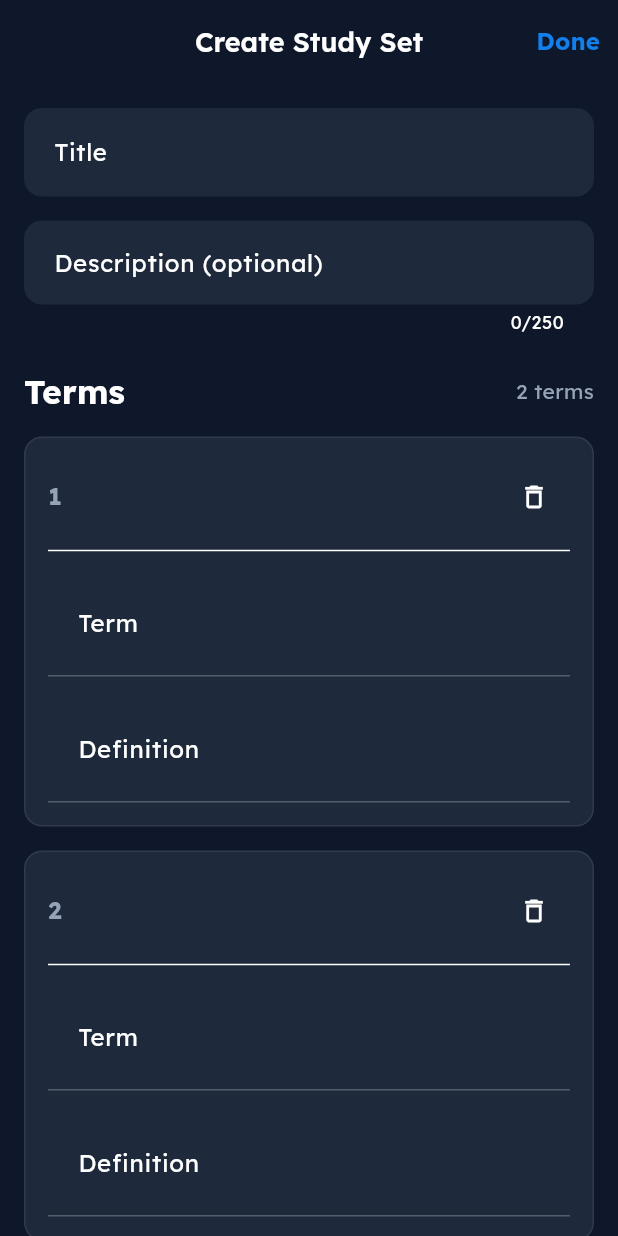
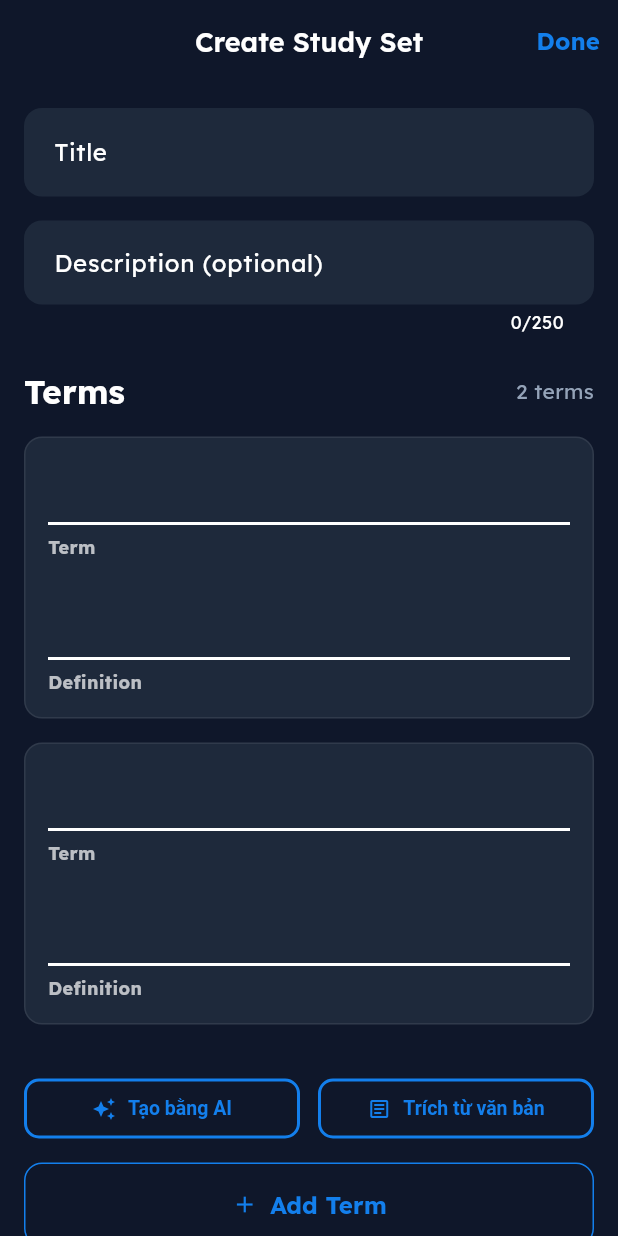
Before and after one commit to KayHuynhKaiChou/quizcard-mobile, a Flutter app: the CreateStudySetScreen screen opened by its route, on a phone screen of 412 x 824 dp. Run offline on Flutter 3.47's test engine with Material 3 defaults, Android fonts, the phone set to English and light mode, and no system bars; drawn by our look-alikes of flutter_slidable; our stand-ins replace cached_network_image, flutter_animate, flutter_secure_storage, flutter_svg, go_router, google_fonts and 1 more; accounts and stored records are empty.

Commit message:
UI: Refactor term input in CreateStudySetScreen to match Quizlet styling and implement flutter_slidable for swipe-to-delete

```diff
--- a/lib/screens/study_set/create_study_set_screen.dart
+++ b/lib/screens/study_set/create_study_set_screen.dart
@@ -1,4 +1,5 @@
 import 'package:flutter/material.dart';
+import 'package:flutter_slidable/flutter_slidable.dart';
 import 'package:go_router/go_router.dart';
 import 'package:provider/provider.dart';
 
@@ -137,6 +138,53 @@ class _CreateStudySetScreenState extends State<CreateStudySetScreen> {
     }
   }
 
+  Widget _buildQuizletInput({
+    required TextEditingController controller,
+    required String labelText,
+    Widget? trailingLabel,
+  }) {
+    return Column(
+      crossAxisAlignment: CrossAxisAlignment.start,
+      children: [
+        TextField(
+          controller: controller,
+          maxLines: null,
+          style: const TextStyle(fontSize: 18, color: Colors.white),
+          decoration: const InputDecoration(
+            filled: false,
+            fillColor: Colors.transparent,
+            isDense: true,
+            contentPadding: EdgeInsets.symmetric(vertical: 8),
+            border: UnderlineInputBorder(
+              borderSide: BorderSide(color: Colors.white, width: 2),
+            ),
+            enabledBorder: UnderlineInputBorder(
+              borderSide: BorderSide(color: Colors.white, width: 2),
+            ),
+            focusedBorder: UnderlineInputBorder(
+              borderSide: BorderSide(color: Colors.white, width: 3),
+            ),
+            // Override margins forced by appTheme
+          ),
+        ),
+        const SizedBox(height: 6),
+        Row(
+          mainAxisAlignment: MainAxisAlignment.spaceBetween,
+          children: [
+            Text(
+              labelText,
+              style: const TextStyle(
+                  fontSize: 12,
+                  fontWeight: FontWeight.bold,
+                  color: Colors.white70),
+            ),
+            if (trailingLabel != null) trailingLabel,
+          ],
+        )
+      ],
+    );
+  }
+
   @override
   Widget build(BuildContext context) {
     return Scaffold(
@@ -199,10 +247,34 @@ class _CreateStudySetScreenState extends State<CreateStudySetScreen> {
             ..._terms.asMap().entries.map((entry) {
               final index = entry.key;
               final t = entry.value;
-              return Card(
+              return Container(
+                margin: const EdgeInsets.only(bottom: 16),
+                child: Slidable(
+                  key: ObjectKey(t),
+                  endActionPane: ActionPane(
+                    motion: const ScrollMotion(),
+                    extentRatio: 0.2,
+                    children: [
+                      CustomSlidableAction(
+                        onPressed: (_) {
+                          if (_terms.length > 2) {
+                            _removeTerm(index);
+                          } else {
+                            ScaffoldMessenger.of(context).showSnackBar(
+                              const SnackBar(content: Text('A study set needs at least two terms.')),
+                            );
+                          }
+                        },
+                        backgroundColor: Colors.transparent,
+                        foregroundColor: Colors.redAccent,
+                        child: const Icon(Icons.delete, size: 28),
+                      ),
+                    ],
+                  ),
+                  child: Card(
                     elevation: 0,
                     color: AppTheme.surfaceColor,
-                margin: const EdgeInsets.only(bottom: 16),
+                    margin: EdgeInsets.zero,
                     shape: RoundedRectangleBorder(
                       borderRadius: BorderRadius.circular(12),
                       side: BorderSide(
@@ -213,44 +285,18 @@ class _CreateStudySetScreenState extends State<CreateStudySetScreen> {
                       padding: const EdgeInsets.all(16),
                       child: Column(
                         children: [
-                      Row(
-                        mainAxisAlignment: MainAxisAlignment.spaceBetween,
-                        children: [
-                          Text('${index + 1}',
-                              style: const TextStyle(
-                                  fontWeight: FontWeight.bold, fontSize: 16)),
-                          IconButton(
-                            icon: const Icon(Icons.delete_outline, size: 20),
-                            onPressed: () => _removeTerm(index),
-                            padding: EdgeInsets.zero,
-                            constraints: const BoxConstraints(),
-                          )
+                          _buildQuizletInput(
+                            controller: t.termCtrl,
+                            labelText: 'Term',
+                          ),
+                          const SizedBox(height: 24),
+                          _buildQuizletInput(
+                            controller: t.defCtrl,
+                            labelText: 'Definition',
+                          ),
                         ],
                       ),
-                      const Divider(height: 24),
-                      TextField(
-                        controller: t.termCtrl,
-                        decoration: const InputDecoration(
-                          labelText: 'Term',
-                          border: UnderlineInputBorder(),
-                          enabledBorder: UnderlineInputBorder(
-                              borderSide:
-                                  BorderSide(color: Colors.white24)),
                     ),
-                      ),
-                      const SizedBox(height: 12),
-                      TextField(
-                        controller: t.defCtrl,
-                        maxLines: null,
-                        decoration: const InputDecoration(
-                          labelText: 'Definition',
-                          border: UnderlineInputBorder(),
-                          enabledBorder: UnderlineInputBorder(
-                              borderSide:
-                                  BorderSide(color: Colors.white24)),
-                        ),
-                      ),
-                    ],
                   ),
                 ),
               );
```
Also changed, not shown: lib/screens/study_set/study_set_detail_screen.dart (+25 -109 lines). Lines whose indentation alone changed are shown as unchanged.
